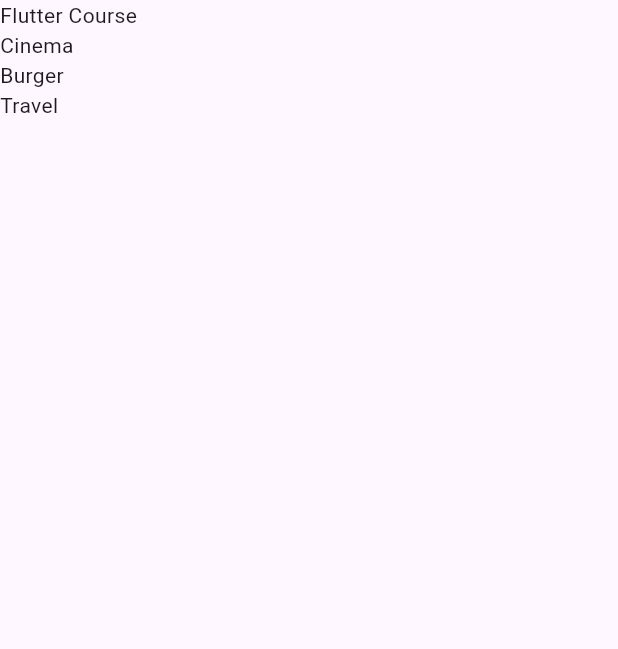
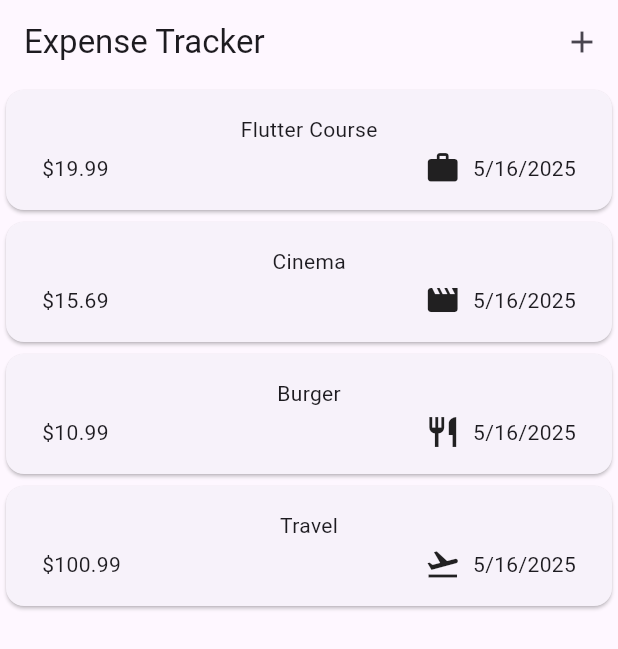
Before and after one commit to HassamAli2174/Modern-Expense-Tracker, a Flutter app: the screen it shows after launch, on a phone screen of 412 x 824 dp. Shown: the top 649 px of the screen. Run offline on Flutter 3.47's test engine with Material 3 defaults, Android fonts, the phone set to English and light mode, and no system bars.

Commit message:
Update dependencies and refactor expenses management; added intl package for date formatting, enhanced Expenses widget with app bar and overlay functionality.

```diff
--- a/lib/expenses.dart
+++ b/lib/expenses.dart
@@ -1,5 +1,5 @@
 import 'package:expense_tracker_app/model/expense.dart';
-import 'package:expense_tracker_app/widgets/expenses_list.dart';
+import 'package:expense_tracker_app/widgets/expenses_list/expenses_list.dart';
 import 'package:flutter/material.dart';
 
 class Expenses extends StatefulWidget {
@@ -37,10 +37,26 @@ class _ExpensesState extends State<Expenses> {
     ),
   ];
 
+  void _openAddExpenseOverlay() {
+    // showModalBottomSheet(
+    //   context: context,
+    //   builder: (ctx) => const AddExpense(onAddExpense: (expense) {}),
+    // );
+  }
+
   @override
   Widget build(BuildContext context) {
     return Scaffold(
-      body: Center(child: ExpensesList(expenseList: _registeredExpenses)),
+      appBar: AppBar(
+        title: const Text('Expense Tracker'),
+        actions: [
+          IconButton(
+            onPressed: _openAddExpenseOverlay,
+            icon: const Icon(Icons.add),
+          ),
+        ],
+      ),
+      body: SafeArea(child: ExpensesList(expenseList: _registeredExpenses)),
     );
   }
 }
--- a/lib/main.dart
+++ b/lib/main.dart
@@ -2,7 +2,5 @@ import 'package:flutter/material.dart';
 import 'package:expense_tracker_app/expenses.dart';
 
 void main() {
-  runApp(MaterialApp(
-    home: Expenses(),
-  ));
+  runApp(MaterialApp(debugShowCheckedModeBanner: false, home: Expenses()));
 }
--- a/lib/model/expense.dart
+++ b/lib/model/expense.dart
@@ -1,8 +1,18 @@
+import 'package:flutter/material.dart';
 import 'package:uuid/uuid.dart';
+import 'package:intl/intl.dart';
 
 const uuid = Uuid();
+final dateFormat = DateFormat.yMd();
 
 enum Category { food, travel, leisure, work }
+
+const categoryIcons = {
+  Category.food: Icons.restaurant,
+  Category.travel: Icons.flight_takeoff,
+  Category.leisure: Icons.movie,
+  Category.work: Icons.work,
+};
 
 class Expense {
   Expense({
@@ -17,4 +27,8 @@ class Expense {
   final double amount;
   final DateTime date;
   final Category category;
+
+  String get formattedDate {
+    return dateFormat.format(date);
+  }
 }
--- /dev/null
+++ b/lib/widgets/expenses_list/expenses_item.dart
@@ -0,0 +1,37 @@
+import 'package:flutter/material.dart';
+import 'package:expense_tracker_app/model/expense.dart';
+
+class ExpensesItem extends StatelessWidget {
+  const ExpensesItem(this.expense, {super.key});
+
+  final Expense expense;
+
+  @override
+  Widget build(BuildContext context) {
+    return Card(
+      child: Padding(
+        padding: const EdgeInsets.symmetric(horizontal: 24, vertical: 16),
+        child: Column(
+          children: [
+            Text(expense.title),
+            const SizedBox(height: 4),
+            Row(
+              mainAxisAlignment: MainAxisAlignment.center,
+              children: [
+                Text('\$${expense.amount.toStringAsFixed(2)}'),
+                const Spacer(),
+                Row(
+                  children: [
+                    Icon(categoryIcons[expense.category]),
+                    const SizedBox(width: 8),
+                    Text(expense.formattedDate),
+                  ],
+                ),
+              ],
+            ),
+          ],
+        ),
+      ),
+    );
+  }
+}
--- a/lib/widgets/expenses_list.dart
+++ b/lib/widgets/expenses_list/expenses_list.dart
@@ -1,4 +1,5 @@
 import 'package:expense_tracker_app/model/expense.dart';
+import 'package:expense_tracker_app/widgets/expenses_list/expenses_item.dart';
 import 'package:flutter/material.dart';
 
 class ExpensesList extends StatelessWidget {
@@ -9,7 +10,7 @@ class ExpensesList extends StatelessWidget {
     return ListView.builder(
       itemCount: expenseList.length,
       itemBuilder:
-          (BuildContext context, int index) => Text(expenseList[index].title),
+          (BuildContext context, int index) => ExpensesItem(expenseList[index]),
     );
   }
 }
--- a/pubspec.yaml
+++ b/pubspec.yaml
@@ -35,6 +35,7 @@ dependencies:
   # Use with the CupertinoIcons class for iOS style icons.
   cupertino_icons: ^1.0.8
   uuid: ^4.5.1
+  intl: ^0.20.2
 
 dev_dependencies:
   flutter_test:
```
Also changed, not shown: lib/widgets/expenses_list/new_expense.dart (added), pubspec.lock.
